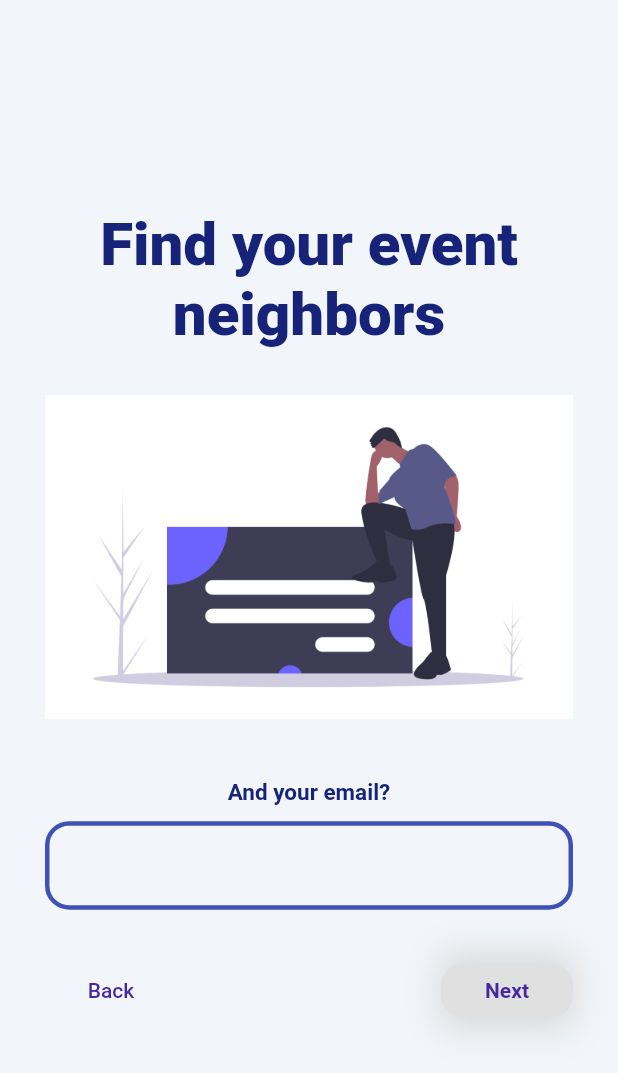
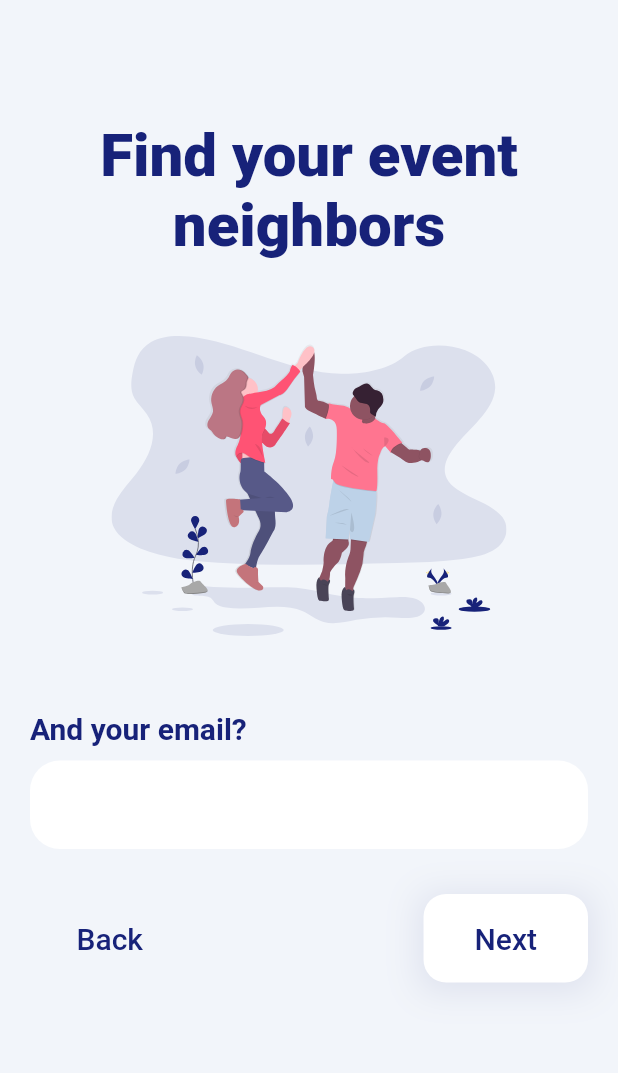
Before and after one commit to ComputerMaverick69/MultiPage-SignUp-Flutter-UI, a Flutter app: the EmailPage screen opened by its route, on a phone screen of 412 x 824 dp. Shown: the top 1073 px of the screen. Run offline on Flutter 3.47's test engine with Material 2 defaults, Android fonts, the light colour scheme and no system bars; our stand-ins replace flutter_svg, font_awesome_flutter, page_transition.

Commit message:
made minor changes in emailPage

```diff
--- a/lib/constants/dimensions.dart
+++ b/lib/constants/dimensions.dart
@@ -1,2 +1,3 @@
 const double ksignupPagePadding = 20;
 const double kpasswordPagePadding = 10;
+const double kpadding = 20;
--- a/lib/main.dart
+++ b/lib/main.dart
@@ -1,10 +1,8 @@
-
 import 'package:flutter/material.dart';
 import 'package:signupui/constants/strings.dart';
 import 'package:signupui/screens/sign_up_page.dart';
 import 'package:signupui/screens/password_page.dart';
 import 'package:signupui/screens/email_page.dart';
-
 
 void main() => runApp(SignUp());
 
--- a/lib/screens/email_page.dart
+++ b/lib/screens/email_page.dart
@@ -1,18 +1,31 @@
 import 'package:flutter/material.dart';
+import 'package:signupui/constants/dimensions.dart';
+import 'package:signupui/constants/colors.dart';
+import 'package:signupui/constants/styles.dart';
+import 'package:signupui/widgets/button.dart';
+import 'package:flutter_svg/flutter_svg.dart';
+import 'package:signupui/constants/strings.dart';
 
 void main() => runApp(EmailPage());
 
 class EmailPage extends StatelessWidget {
+  final Widget svg =
+      SvgPicture.asset('assets/images/high_five.svg', semanticsLabel: '');
   @override
   Widget build(BuildContext context) {
     return Scaffold(
       backgroundColor: Color(0XFFF2F5FA),
       body: SafeArea(
-        child: Container(
-          padding: EdgeInsets.all(30),
+        child: SingleChildScrollView(
+          child: Padding(
+            padding: const EdgeInsets.all(kpadding),
             child: Column(
+              crossAxisAlignment: CrossAxisAlignment.start,
               mainAxisAlignment: MainAxisAlignment.center,
               children: <Widget>[
+                SizedBox(
+                  height: kpadding + 40,
+                ),
                 Text(
                   'Find your event neighbors',
                   textAlign: TextAlign.center,
@@ -22,29 +35,38 @@ class EmailPage extends StatelessWidget {
                     color: Color(0xFF172279),
                   ),
                 ),
-              SizedBox(height: 30.0),
-              Image(
-                image: AssetImage('assets/images/signup.png'),
-                semanticLabel: 'Dash mascot',
+                SizedBox(height: kpadding + 30),
+                Container(
+                  height: 200,
+                  child: svg,
                 ),
-              SizedBox(height: 40.0),
+                SizedBox(height: kpadding + 30),
                 Text(
                   'And your email?',
-                textAlign: TextAlign.left,
                   style: TextStyle(
-                  color: Color(0xFF172279),
+                    fontSize: 20,
+                    color: secondaryColor,
                     fontWeight: FontWeight.bold,
-                  fontSize: 15.0,
                   ),
                 ),
-              SizedBox(height: 10),
+                SizedBox(height: kpadding - 10),
                 TextField(
                   decoration: InputDecoration(
-                  enabledBorder: OutlineInputBorder(
-                    borderRadius: BorderRadius.circular(16),
+                    filled: true,
+                    fillColor: Colors.white,
+                    focusedBorder: OutlineInputBorder(
+                      borderRadius: BorderRadius.all(
+                        Radius.circular(20),
+                      ),
                       borderSide: BorderSide(
-                      color: Colors.indigo,
-                      width: 3,
+                        color: secondaryColor,
+                        width: 2.5,
+                      ),
+                    ),
+                    border: OutlineInputBorder(
+                      borderSide: BorderSide.none,
+                      borderRadius: BorderRadius.all(
+                        Radius.circular(20),
                       ),
                     ),
                   ),
@@ -54,45 +76,44 @@ class EmailPage extends StatelessWidget {
                   mainAxisAlignment: MainAxisAlignment.spaceBetween,
                   children: <Widget>[
                     FlatButton(
-                    textColor: Colors.black,
-                    onPressed: null,
+                      shape: RoundedRectangleBorder(
+                        borderRadius: BorderRadius.circular(15.0),
+                      ),
+                      child: Padding(
+                        padding: const EdgeInsets.all(15.0),
                         child: Text(
                           'Back',
-                      style: TextStyle(
-                        color: Colors.deepPurple.shade800,
+                          style: kTextH5Style.copyWith(
+                            color: secondaryColor,
                           ),
                         ),
                       ),
-                  Container(
-                    decoration: BoxDecoration(
-                        boxShadow: [new BoxShadow(
-                          color: Colors.grey[350],
-                          blurRadius: 20.0,
-                        ),]
-
+                      onPressed: () {
+                        Navigator.pop(context);
+                      },
                     ),
-                    child: FlatButton(
-                      onPressed: () {},
-                      shape: RoundedRectangleBorder(
-                        borderRadius: BorderRadius.circular(15.0),
+                    ButtonWidget(
+                      buttonChildren: [
+                        Text(
+                          "Next",
+                          style: kTextH5Style.copyWith(
+                            color: secondaryColor,
                           ),
-                      color: Colors.grey[300],
-                      child: Text(
-                        'Next',
-                        style: TextStyle(
-                          color: Colors.deepPurple.shade800,
-                          fontWeight: FontWeight.bold,
+                        )
+                      ],
+                      buttonColor: Colors.white,
+                      onTap: () {
+                        Navigator.pushNamed(context, passwordPage);
+                      },
+                    ),
+                  ],
+                ),
+                SizedBox(height: kpadding)
+              ],
             ),
           ),
         ),
       ),
-                ],
-              )
-            ],
-          ),
-        ),
-      ),
     );
-
   }
 }
--- a/lib/screens/password_page.dart
+++ b/lib/screens/password_page.dart
@@ -1,6 +1,6 @@
 import 'package:flutter/cupertino.dart';
 import 'package:flutter/material.dart';
-//import 'package:flutter_svg/flutter_svg.dart';
+import 'package:flutter_svg/flutter_svg.dart';
 import 'package:signupui/constants/colors.dart';
 import 'package:signupui/constants/dimensions.dart';
 import 'package:signupui/constants/strings.dart';
@@ -8,8 +8,8 @@ import 'package:signupui/constants/styles.dart';
 import 'package:signupui/widgets/button.dart';
 
 class PasswordPage extends StatelessWidget {
-//  final Widget svg =
-//      SvgPicture.asset('assets/images/together.svg', semanticsLabel: '');
+  final Widget svg =
+      SvgPicture.asset('assets/images/together.svg', semanticsLabel: '');
   @override
   Widget build(BuildContext context) {
     return Scaffold(
@@ -31,14 +31,18 @@ class PasswordPage extends StatelessWidget {
               ),
               Container(
                 height: 200,
-//                child: svg,
+                child: svg,
               ),
               SizedBox(
                 height: 10,
               ),
               Padding(
                 padding: const EdgeInsets.only(
-                    top: 10, bottom: 10, left: 30, right: 30),
+                  top: 10,
+                  bottom: 10,
+                  left: 30,
+                  right: 30,
+                ),
                 child: Column(
                   crossAxisAlignment: CrossAxisAlignment.start,
                   children: [
@@ -127,7 +131,9 @@ class PasswordPage extends StatelessWidget {
                               ),
                             ),
                           ),
-                          onPressed: () {},
+                          onPressed: () {
+                            Navigator.pop(context);
+                          },
                         ),
                         ButtonWidget(
                           buttonChildren: [
--- a/lib/screens/sign_up_page.dart
+++ b/lib/screens/sign_up_page.dart
@@ -6,14 +6,12 @@ import 'package:signupui/constants/colors.dart';
 import 'package:signupui/constants/dimensions.dart';
 import 'package:signupui/constants/strings.dart';
 import 'package:signupui/constants/styles.dart';
+import 'package:signupui/screens/email_page.dart';
 import 'package:signupui/widgets/button.dart';
-
+import 'package:page_transition/page_transition.dart';
 import '../constants/strings.dart';
 
 class SignUpPage extends StatelessWidget {
-//  final Widget happyFriendsSvg =
-//      SvgPicture.asset('assets/images/friends.svg', semanticsLabel: '');
-
   @override
   Widget build(BuildContext context) {
     final size = MediaQuery.of(context).size;
--- a/pubspec.yaml
+++ b/pubspec.yaml
@@ -21,10 +21,11 @@ environment:
   sdk: ">=2.7.0 <3.0.0"
 
 dependencies:
-#  flutter_svg: ^0.18.1
+  flutter_svg: ^0.18.1
   flutter:
     sdk: flutter
   font_awesome_flutter: ^8.8.1
+  page_transition: ^1.1.6
   # The following adds the Cupertino Icons font to your application.
   # Use with the CupertinoIcons class for iOS style icons.
   cupertino_icons: ^0.1.3
```
Also changed, not shown: assets/images/SVG/Artboard 1.svg (deleted), assets/images/high_five.png (added), assets/images/high_five.svg (added), assets/images/tree.jpg (deleted), pubspec.lock. Lines whose indentation alone changed are shown as unchanged.
